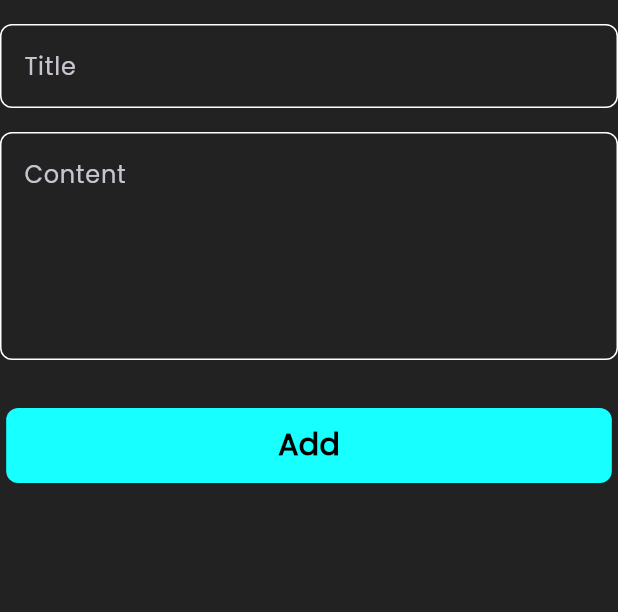
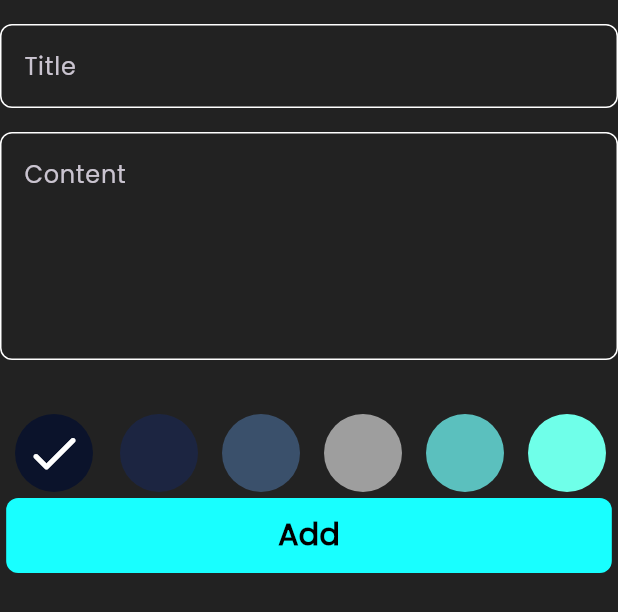
Before and after one commit to AbdoGamal0/notes_app, a Flutter app: the AddNoteForm widget shown alone on an empty page, opened directly, on a phone screen of 412 x 824 dp. Shown: the top 612 px of the screen. Run offline on Flutter 3.47's test engine with Material 3 defaults, Android fonts, the phone set to English and light mode, and no system bars; our stand-ins replace flutter_bloc, hive, hive_flutter; accounts and stored records are empty.

Commit message:
update pick color and edit it

```diff
--- a/lib/constants.dart
+++ b/lib/constants.dart
@@ -2,3 +2,16 @@ import 'package:flutter/material.dart';
 
 const kPrimaryColor = Colors.cyanAccent;
 const kNotesBox = 'notes_box';
+
+List<Color> kColors = [
+  Color(0xff0b132b),
+  Color(0xff1c2541),
+  Color(0xff3a506b),
+  Colors.grey,
+  Color(0xff5bc0be),
+  Color(0xff6fffe9),
+  Colors.blue,
+  const Color.fromARGB(255, 161, 223, 208),
+  const Color.fromARGB(255, 96, 207, 102),
+  const Color.fromARGB(255, 121, 163, 235)
+];
--- a/lib/features/AddNoteCubit/data/models/note_model.dart
+++ b/lib/features/AddNoteCubit/data/models/note_model.dart
@@ -5,11 +5,11 @@ part 'note_model.g.dart';
 @HiveType(typeId: 0)
 class NoteModel extends HiveObject {
   @HiveField(0)
-  final String title;
+  String title;
   @HiveField(1)
-  final String subTitle;
+  String subTitle;
   @HiveField(2)
-  final int color;
+  int color;
   @HiveField(3)
   final String date;
   NoteModel(
--- a/lib/features/AddNoteCubit/presentation/cubit/add_note_cubit/add_note_cubit.dart
+++ b/lib/features/AddNoteCubit/presentation/cubit/add_note_cubit/add_note_cubit.dart
@@ -1,3 +1,4 @@
+import 'package:flutter/material.dart';
 import 'package:flutter_bloc/flutter_bloc.dart';
 import 'package:hive/hive.dart';
 import 'package:notes_app/features/AddNoteCubit/data/models/note_model.dart';
@@ -8,8 +9,9 @@ part 'add_note_state.dart';
 
 class AddNoteCubit extends Cubit<AddNoteState> {
   AddNoteCubit() : super(AddNoteInitial());
-
+  Color? pickedColor = Color(0xff324496);
   void addNote(NoteModel note) async {
+    note.color = pickedColor as int;
     emit(AddNoteLoading());
     try {
       var box = Hive.box<NoteModel>(kNotesBox);
--- a/lib/features/AddNoteCubit/presentation/widgets/add_note_form_field.dart
+++ b/lib/features/AddNoteCubit/presentation/widgets/add_note_form_field.dart
@@ -5,6 +5,7 @@ import 'package:notes_app/features/AddNoteCubit/data/models/note_model.dart';
 import '../../../../views/widgets/custom_button.dart';
 import '../../../../views/widgets/custom_text_field.dart';
 import '../cubit/add_note_cubit/add_note_cubit.dart';
+import 'pick_color.dart';
 
 class AddNoteForm extends StatefulWidget {
   const AddNoteForm({
@@ -49,6 +50,7 @@ class _AddNoteFormState extends State<AddNoteForm> {
           SizedBox(
             height: 32,
           ),
+          ColorListView(),
           BlocBuilder<AddNoteCubit, AddNoteState>(
             builder: (BuildContext context, state) => CustomButton(
               isLoading: state is AddNoteLoading ? true : false,
--- /dev/null
+++ b/lib/features/AddNoteCubit/presentation/widgets/pick_color.dart
@@ -0,0 +1,74 @@
+import 'package:flutter/material.dart';
+import 'package:flutter_bloc/flutter_bloc.dart';
+import 'package:notes_app/features/AddNoteCubit/presentation/cubit/add_note_cubit/add_note_cubit.dart';
+
+import '../../../../constants.dart';
+
+class ColorItem extends StatelessWidget {
+  const ColorItem({
+    super.key,
+    required this.isSelected,
+    required this.color,
+  });
+  final bool isSelected;
+  final Color color;
+  @override
+  Widget build(BuildContext context) {
+    return isSelected
+        ? CircleAvatar(
+            radius: 32,
+            backgroundColor: color,
+            child: Icon(
+              Icons.check_rounded,
+              color: Colors.white,
+              weight: 10,
+              size: 40,
+            ),
+          )
+        : CircleAvatar(
+            radius: 30,
+            backgroundColor: color,
+          );
+  }
+}
+
+class ColorListView extends StatefulWidget {
+  const ColorListView({super.key});
+
+  @override
+  State<ColorListView> createState() => _ColorListViewState();
+}
+
+class _ColorListViewState extends State<ColorListView> {
+  int currentIndex = 0;
+
+  @override
+  Widget build(BuildContext context) {
+    return SizedBox(
+      height: 60,
+      child: ListView.builder(
+        itemCount: kColors.length,
+        shrinkWrap: true,
+        scrollDirection: Axis.horizontal,
+        itemBuilder: (context, index) {
+          return InkWell(
+            onTap: () {
+              setState(() {
+                currentIndex = index;
+                BlocProvider.of<AddNoteCubit>(context).pickedColor =
+                    kColors[index];
+              });
+            },
+            child: Padding(
+              padding: const EdgeInsets.all(4.0),
+              child: ColorItem(
+                color: kColors[index],
+                isSelected: currentIndex == index,
+              ),
+            ),
+          );
+        },
+      ),
+    );
+  }
+}
--- a/lib/views/widgets/custom_app_bar.dart
+++ b/lib/views/widgets/custom_app_bar.dart
@@ -3,9 +3,11 @@ import 'package:flutter/material.dart';
 import 'custom_search_icon.dart';
 
 class CustomAppBar extends StatelessWidget {
-  const CustomAppBar({super.key, required this.title, required this.icon});
+  const CustomAppBar(
+      {super.key, required this.title, required this.icon, this.onTap});
   final String title;
   final IconData icon;
+  final void Function()? onTap;
   @override
   Widget build(BuildContext context) {
     return Row(
@@ -16,10 +18,10 @@ class CustomAppBar extends StatelessWidget {
         ),
         Spacer(),
         InkWell(
+          onTap: onTap,
           child: CustomSearchIcon(
             iconData: icon,
           ),
-          onTap: () {},
         )
       ],
     );
--- a/lib/views/widgets/custom_text_field.dart
+++ b/lib/views/widgets/custom_text_field.dart
@@ -3,13 +3,19 @@ import 'package:notes_app/constants.dart';
 
 class CustomTextField extends StatelessWidget {
   const CustomTextField(
-      {super.key, this.maxlines, required this.hintText, this.onSaved});
+      {super.key,
+      this.maxlines,
+      required this.hintText,
+      this.onSaved,
+      this.onChanged});
   final int? maxlines;
   final String hintText;
   final Function(String?)? onSaved;
+  final Function(String)? onChanged;
   @override
   Widget build(BuildContext context) {
     return TextFormField(
+      onChanged: onChanged,
       onSaved: onSaved,
       validator: (value) {
         if (value?.isEmpty ?? true) {
```
Also changed, not shown: lib/features/AddNoteCubit/presentation/widgets/notes_item.dart (+6 -2 lines), lib/views/edit_note_view.dart (+6 -3 lines), lib/views/widgets/edit_note_color.dart (added, +51 -0 lines), lib/views/widgets/edit_note_view_body.dart (+33 -8 lines).
